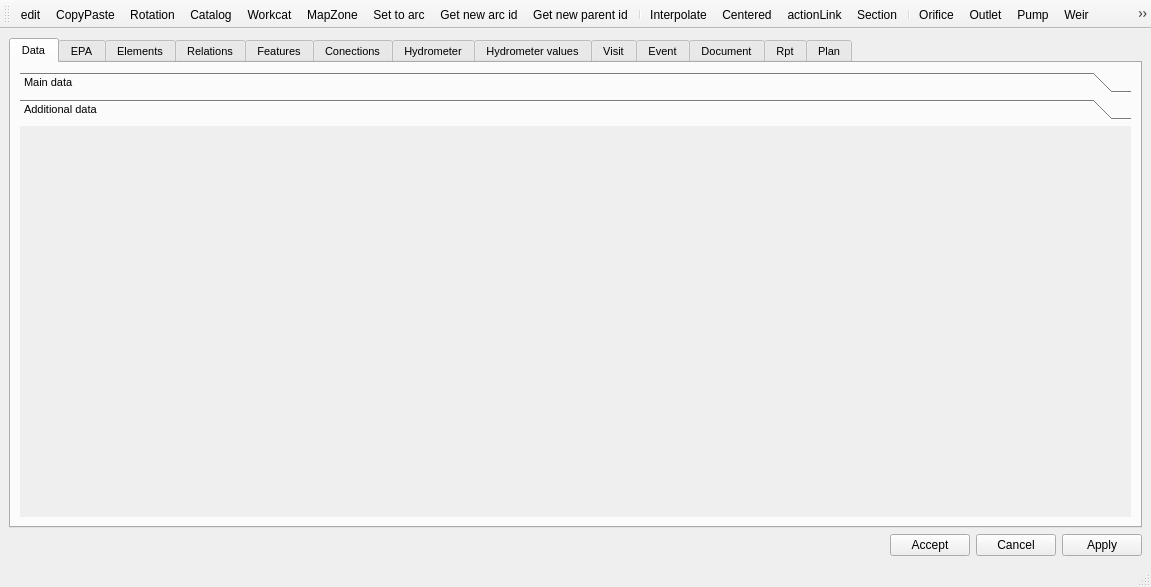
Giswater/giswater_qgis_plugin, file core/ui/toolbars/basic/info_feature.ui: the form before one commit.
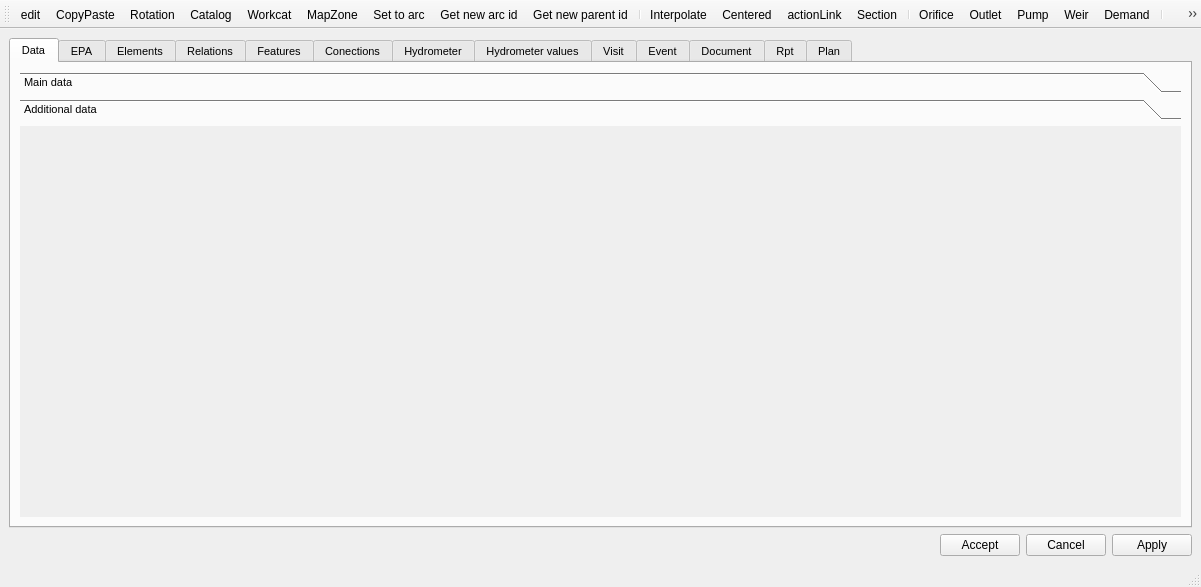
The form after the commit. The open tabs and pages were chosen to show the change.

Commit message: Refactor: remove element.py, refactor, new action setGeom into custom form,

```diff
--- a/core/ui/toolbars/basic/info_feature.ui
+++ b/core/ui/toolbars/basic/info_feature.ui
@@ -6,7 +6,7 @@
    <rect>
     <x>0</x>
     <y>0</y>
-    <width>1151</width>
+    <width>1201</width>
     <height>587</height>
    </rect>
   </property>
@@ -116,8 +116,8 @@
             <rect>
              <x>0</x>
              <y>0</y>
-             <width>1101</width>
-             <height>337</height>
+             <width>98</width>
+             <height>28</height>
             </rect>
            </property>
            <attribute name="label">
@@ -491,6 +491,7 @@
    <addaction name="separator"/>
    <addaction name="actionHelp"/>
    <addaction name="actionAudit"/>
+   <addaction name="actionSetGeom"/>
   </widget>
   <action name="actionCentered">
    <property name="text">
@@ -658,6 +659,11 @@
     <string>Demand</string>
    </property>
   </action>
+  <action name="actionSetGeom">
+   <property name="text">
+    <string>Set Geom</string>
+   </property>
+  </action>
  </widget>
  <tabstops>
   <tabstop>tab_main</tabstop>
```
Left out of the diff: 6 changed lines with no effect on the pictures. The commit also changes 5 other files.
